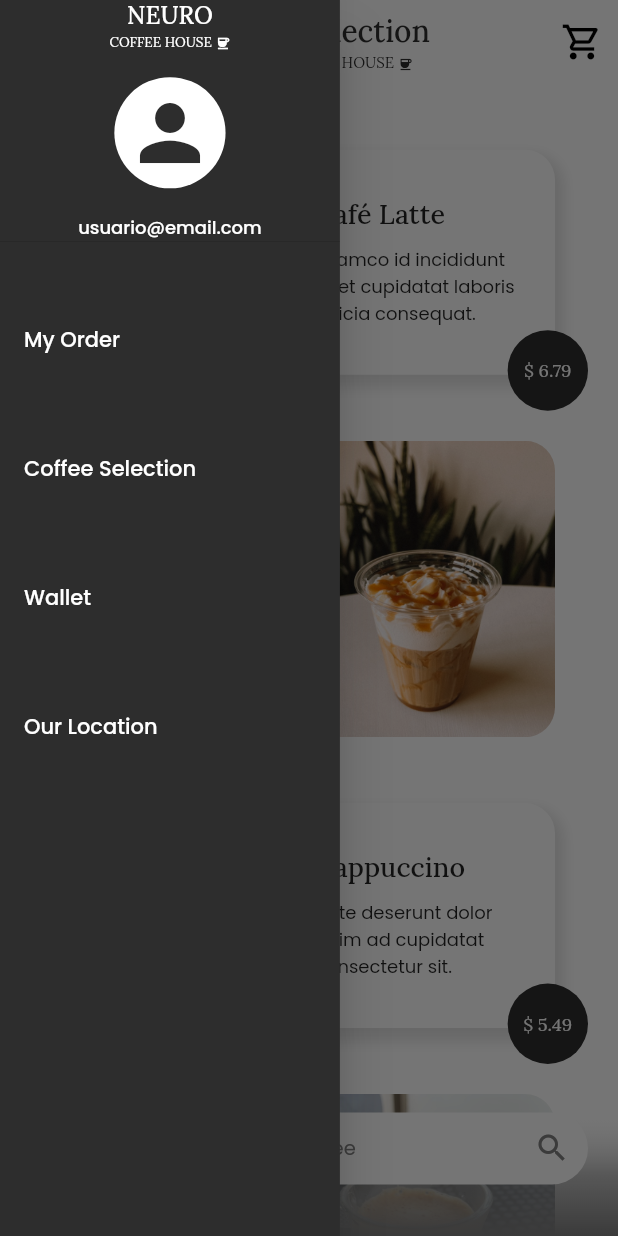
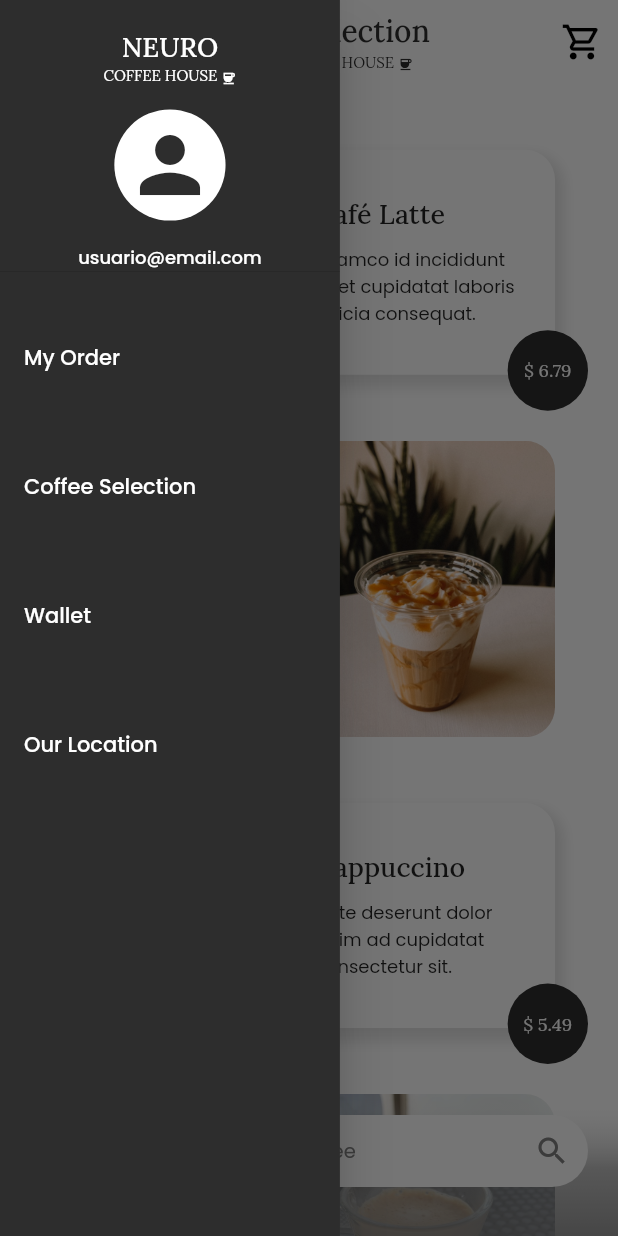
Before and after one commit to AngelJara7/coffee_app, a Flutter app: the screen it shows after launch, with the side drawer open, on a phone screen of 412 x 824 dp. Run offline on Flutter 3.47's test engine with Material 2 defaults, Android fonts, the phone set to English and light mode, and no system bars; our stand-ins replace google_fonts.

Commit message:
ordenando codigo en general

```diff
--- /dev/null
+++ b/lib/models/models.dart
@@ -0,0 +1 @@
+export 'package:coffee_app/models/products.dart';
--- a/lib/pages/products_list_page.dart
+++ b/lib/pages/products_list_page.dart
@@ -1,7 +1,7 @@
 import 'package:flutter/material.dart';
 import 'package:google_fonts/google_fonts.dart';
 import 'package:provider/provider.dart';
-import '../providers/product_provider.dart';
+import '../providers/providers.dart';
 import '../widgets/widgets.dart';
 
 class ProductsListPage extends StatelessWidget {
@@ -20,14 +20,7 @@ class ProductsListPage extends StatelessWidget {
         elevation: 0,
         backgroundColor: Colors.white,
 
-        iconTheme: const IconThemeData(
-          color: Color.fromRGBO(45, 45, 45, 1)
-        ),
-
-        // leading: IconButton(
-        //   icon: const Icon(Icons.menu_rounded, color: Colors.black, size: 28,),
-        //   onPressed: () {},
-        // ),
+        iconTheme: const IconThemeData(color: Color.fromRGBO(45, 45, 45, 1)),
 
         title: const HeaderPage(titlePage: 'Coffee Selection', textLogo: 'NEURO ', textpage: 'COFFEE HOUSE ', icon: Icons.coffee_sharp, color: Color.fromRGBO(45, 45, 45, 1), fontSizeTitle: 20, fontSize: 10,),
 
@@ -78,8 +71,8 @@ class _BottomSearchBar extends StatelessWidget {
   Widget build(BuildContext context) {
 
     return Container(
-      padding: const EdgeInsets.symmetric(horizontal: 20),
-      height: MediaQuery.of(context).size.height * 0.1,
+      padding: const EdgeInsets.only(right: 20, left: 20, top: 10),
+      height: MediaQuery.of(context).size.height * 0.11,
       width: double.infinity,
       decoration: _boxDecoration(),
 
@@ -98,7 +91,7 @@ class _BottomSearchBar extends StatelessWidget {
       colors: [
         Color.fromRGBO(255, 255, 255, 0),
         Color.fromRGBO(128, 128, 128, 0.5),
-        Color.fromRGBO(128, 128, 128, 1)
+        Color.fromRGBO(128, 128, 128, 0.8)
       ]
     )
   );
--- a/lib/providers/product_provider.dart
+++ b/lib/providers/product_provider.dart
@@ -1,6 +1,6 @@
-import 'package:coffee_app/models/products.dart';
 import 'package:flutter/material.dart';
 import 'package:flutter/services.dart';
+import '../models/models.dart';
 
 class ProductProvider extends ChangeNotifier{
 
--- /dev/null
+++ b/lib/providers/providers.dart
@@ -0,0 +1,2 @@
+export 'package:coffee_app/providers/calculate_total_price.dart';
+export 'package:coffee_app/providers/product_provider.dart';
--- a/lib/widgets/card_product.dart
+++ b/lib/widgets/card_product.dart
@@ -1,6 +1,7 @@
-import 'package:coffee_app/models/products.dart';
+import 'package:flutter/material.dart';
+
+import 'package:coffee_app/models/models.dart';
 import 'package:coffee_app/widgets/widgets.dart';
-import 'package:flutter/material.dart';
 
 class CardProduct extends StatelessWidget {
 
@@ -20,28 +21,20 @@ class CardProduct extends StatelessWidget {
             children: [
               _CardProduct(image: product.img),
 
-              DescriptionProduct(product: product),
+              CardProductDescription(product: product),
             ],
           )
           : Row(
             children: [
-              DescriptionProduct(product: product),
+              CardProductDescription(product: product),
 
               _CardProduct(image: product.img),
             ],
           ),
         ),
-        PriceProduct(diameter: 0.13, price: product.price, size: 12,),
+        PriceProduct(price: product.price,),
       ],
     );
-    // ClipRRect(
-    //   borderRadius: const BorderRadius.all(Radius.circular(20)),
-    //   child: SizedBox(
-    //     height: 220,
-    //     width: 170,
-    //     child: Image.asset(image, fit: BoxFit.fill,)
-    //   ),
-    // );
   }
 }
 
--- a/lib/widgets/description_product.dart
+++ b/lib/widgets/card_product_description.dart
@@ -3,9 +3,9 @@ import 'package:google_fonts/google_fonts.dart';
 
 import '../models/products.dart';
 
-class DescriptionProduct extends StatelessWidget {
+class CardProductDescription extends StatelessWidget {
 
-  const DescriptionProduct({super.key, required this.product,});
+  const CardProductDescription({super.key, required this.product,});
 
   final Products product;
 
--- a/lib/widgets/header_page.dart
+++ b/lib/widgets/header_page.dart
@@ -24,7 +24,7 @@ class HeaderPage extends StatelessWidget {
           children: [
             Text(textLogo, style: GoogleFonts.lora(fontWeight: FontWeight.w500, fontSize: 11, color: color),),
             Text(textpage, style: GoogleFonts.lora(fontWeight: FontWeight.normal, fontSize: fontSize, color: color)),
-            Icon(icon, size: 10, color: color,)
+            Icon(icon, size: fontSize, color: color,)
           ],
         )
       ],
--- a/lib/widgets/price_product.dart
+++ b/lib/widgets/price_product.dart
@@ -3,28 +3,26 @@ import 'package:google_fonts/google_fonts.dart';
 
 class PriceProduct extends StatelessWidget {
 
-  const PriceProduct({super.key, required this.diameter, required this.price, required this.size,});
+  const PriceProduct({super.key, required this.price,});
 
-  final double diameter;
   final double price;
-  final double size;
 
   @override
   Widget build(BuildContext context) {
 
-    const boxDecoration = BoxDecoration(
-      color: Color.fromRGBO(45, 45, 45, 1),
-      borderRadius: BorderRadius.all(Radius.circular(50))
-    );
-
-    final double diameterCircle = MediaQuery.of(context).size.width * diameter;
+    final double diameterCircle = MediaQuery.of(context).size.width * 0.13;
 
     return Container(
       alignment: Alignment.center,
       height: diameterCircle,
       width: diameterCircle,
-      decoration: boxDecoration,
-      child: Text('\$ $price', style: GoogleFonts.lora(fontSize: size, color: Colors.white),)
+      decoration: _boxDecoration(),
+      child: Text('\$ $price', style: GoogleFonts.lora(fontSize: 12, color: Colors.white),)
     );
   }
+
+  BoxDecoration _boxDecoration() => const BoxDecoration(
+    color: Color.fromRGBO(45, 45, 45, 1),
+    borderRadius: BorderRadius.all(Radius.circular(50))
+  );
 }
--- a/lib/widgets/side_menu.dart
+++ b/lib/widgets/side_menu.dart
@@ -1,6 +1,7 @@
 import 'package:flutter/material.dart';
 import 'package:google_fonts/google_fonts.dart';
-import 'widgets.dart';
+
+import 'package:coffee_app/widgets/widgets.dart';
 
 class SideMenu extends StatelessWidget {
   const SideMenu({super.key,});
@@ -12,12 +13,58 @@ class SideMenu extends StatelessWidget {
       width: MediaQuery.of(context).size.width * 0.55,
       child: ListView(
         children: [
-          DrawerHeader(
+          const _DrawerHeader(),
+
+          const SizedBox(height: 30,),
+          ListTile(
+            title: const _OptionsSideMenu('My Order'),
+            onTap: (){},
+          ),
+          const SizedBox(height: 30,),
+          ListTile(
+            title: const _OptionsSideMenu('Coffee Selection'),
+            onTap: (){}
+          ),
+          const SizedBox(height: 30,),
+          ListTile(
+            title: const _OptionsSideMenu('Wallet'),
+            onTap: (){},
+          ),
+          const SizedBox(height: 30,),
+          ListTile(
+            title: const _OptionsSideMenu('Our Location'),
+            onTap: (){},
+          ),
+          const SizedBox(height: 30,),
+        ],
+      ),
+    );
+  }
+}
+
+class _OptionsSideMenu extends StatelessWidget {
+  const _OptionsSideMenu(this.text);
+
+  final String text;
+
+  @override
+  Widget build(BuildContext context) {
+    return Text(text, style: GoogleFonts.poppins(fontSize: 14, color: Colors.white),);
+  }
+}
+
+class _DrawerHeader extends StatelessWidget {
+  const _DrawerHeader();
+
+  @override
+  Widget build(BuildContext context) {
+    return DrawerHeader(
       padding: const EdgeInsets.all(0),
+      margin: const EdgeInsets.only(top: 20),
       child: Column(
         mainAxisAlignment: MainAxisAlignment.spaceBetween,
         children: [
-                const HeaderPage(titlePage: 'NEURO', textLogo: '', icon: Icons.coffee_sharp, textpage: 'COFFEE HOUSE ', color: Colors.white, fontSizeTitle: 16, fontSize: 9,),
+          const HeaderPage(titlePage: 'NEURO', textLogo: '', icon: Icons.coffee_sharp, textpage: 'COFFEE HOUSE ', color: Colors.white, fontSizeTitle: 18, fontSize: 10,),
           Container(
             alignment: Alignment.center,
             padding: const EdgeInsets.all(5),
@@ -37,30 +84,6 @@ class SideMenu extends StatelessWidget {
           Text('usuario@email.com', style: GoogleFonts.poppins(fontSize: 12, color: Colors.white),)
         ],
       )
-          ),
-          const SizedBox(height: 30,),
-          ListTile(
-            title: Text('My Order', style: GoogleFonts.poppins(fontSize: 14, color: Colors.white),),
-            onTap: (){},
-          ),
-          const SizedBox(height: 30,),
-          ListTile(
-            title: Text('Coffee Selection', style: GoogleFonts.poppins(fontSize: 14, color: Colors.white),),
-            onTap: (){},
-          ),
-          const SizedBox(height: 30,),
-          ListTile(
-            title: Text('Wallet', style: GoogleFonts.poppins(fontSize: 14, color: Colors.white),),
-            onTap: (){},
-          ),
-          const SizedBox(height: 30,),
-          ListTile(
-            title: Text('Our Location', style: GoogleFonts.poppins(fontSize: 14, color: Colors.white),),
-            onTap: (){},
-          ),
-          const SizedBox(height: 30,),
-        ],
-      ),
     );
   }
 }
--- a/lib/widgets/widgets.dart
+++ b/lib/widgets/widgets.dart
@@ -1,7 +1,7 @@
 export 'package:coffee_app/widgets/amount_button.dart';
 export 'package:coffee_app/widgets/card_product.dart';
 export 'package:coffee_app/widgets/confirm_button.dart';
-export 'package:coffee_app/widgets/description_product.dart';
+export 'package:coffee_app/widgets/card_product_description.dart';
 export 'package:coffee_app/widgets/flavor_options.dart';
 export 'package:coffee_app/widgets/header_page.dart';
 export 'package:coffee_app/widgets/price_product.dart';
```
Also changed, not shown: lib/main.dart (+5 -3 lines), lib/pages/product_details_page.dart (+77 -52 lines), lib/providers/calculate_total_price.dart (+12 -17 lines), lib/widgets/amount_button.dart (+18 -26 lines), lib/widgets/flavor_options.dart (+29 -1 lines). Lines whose indentation alone changed are shown as unchanged.
